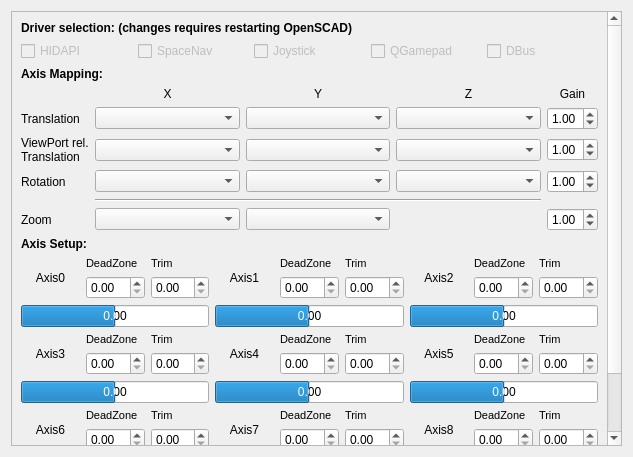
Above: src/input/AxisConfigWidget.ui from openscad/openscad before the change. Below: the same form after it.
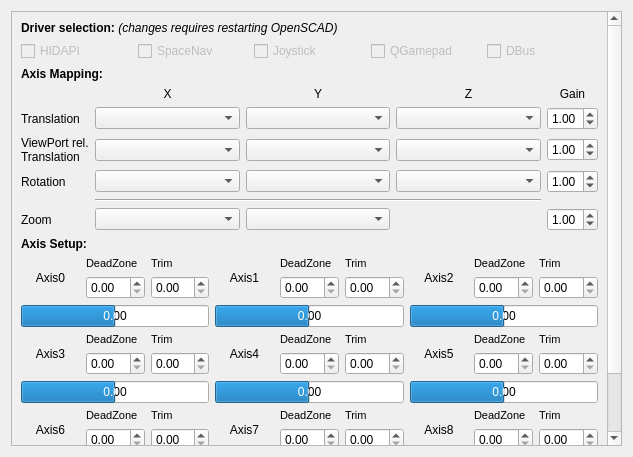
That is the form after the change.

Commit message: use italic to show the user that the change has been registered

Patch:
```diff
--- a/src/input/AxisConfigWidget.ui
+++ b/src/input/AxisConfigWidget.ui
@@ -1003,14 +1003,8 @@
        </item>
        <item row="0" column="0" colspan="2">
         <widget class="QLabel" name="label">
-         <property name="font">
-          <font>
-           <weight>75</weight>
-           <bold>true</bold>
-          </font>
-         </property>
          <property name="text">
-          <string>Driver selection: (changes requires restarting OpenSCAD)</string>
+          <string>&lt;b&gt;Driver selection:&lt;/b&gt; &lt;i&gt;(changes requires restarting OpenSCAD)&lt;/i&gt;</string>
          </property>
         </widget>
        </item>
```
The commit also changes 2 other files.
